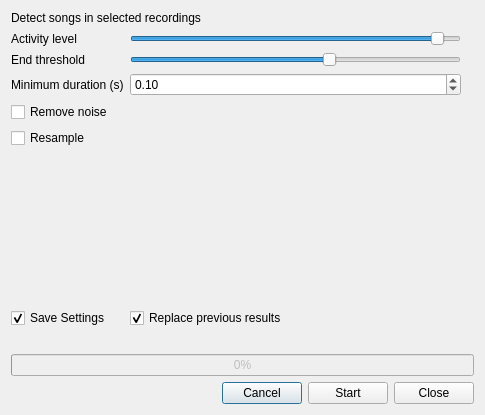
Old version of the form src/gui/widgets/audio/ui/detector_dialog.ui in the repository Vin985/ecosongs.
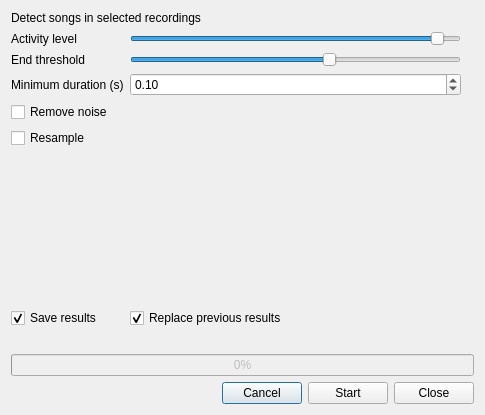
New version of the form.

What changed in the file:
```diff
--- a/src/gui/widgets/audio/ui/detector_dialog.ui
+++ b/src/gui/widgets/audio/ui/detector_dialog.ui
@@ -135,7 +135,7 @@
    <item row="7" column="0">
     <widget class="QCheckBox" name="checkbox_save">
      <property name="text">
-      <string>Save Settings</string>
+      <string>Save results</string>
      </property>
      <property name="checked">
       <bool>true</bool>
```
